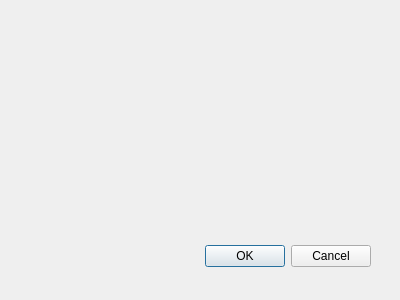
Old version of the form UI/dialog.ui in the repository adrianlopezgalera/RAID-Manager.
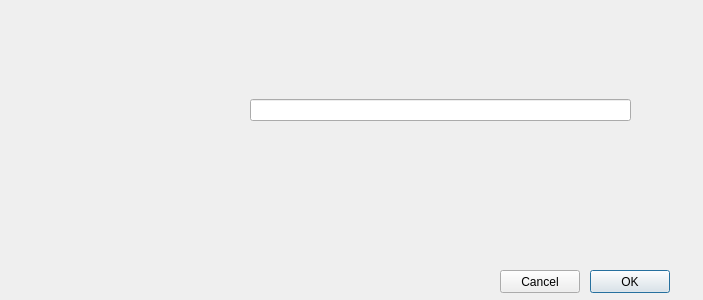
New version of the form.

What changed in the file:
```diff
--- a/UI/dialog.ui
+++ b/UI/dialog.ui
@@ -6,27 +6,100 @@
    <rect>
     <x>0</x>
     <y>0</y>
-    <width>400</width>
+    <width>703</width>
     <height>300</height>
    </rect>
   </property>
   <property name="windowTitle">
    <string>Dialog</string>
   </property>
-  <widget class="QDialogButtonBox" name="buttonBox">
+  <widget class="QWidget" name="widget" native="true">
    <property name="geometry">
     <rect>
-     <x>30</x>
-     <y>240</y>
-     <width>341</width>
-     <height>32</height>
+     <x>40</x>
+     <y>19</y>
+     <width>631</width>
+     <height>211</height>
     </rect>
    </property>
-   <property name="orientation">
-    <enum>Qt::Orientation::Horizontal</enum>
+   <widget class="QLabel" name="label">
+    <property name="geometry">
+     <rect>
+      <x>40</x>
+      <y>70</y>
+      <width>131</width>
+      <height>41</height>
+     </rect>
+    </property>
+    <property name="text">
+     <string/>
+    </property>
+   </widget>
+   <widget class="QLineEdit" name="text">
+    <property name="geometry">
+     <rect>
+      <x>210</x>
+      <y>80</y>
+      <width>381</width>
+      <height>22</height>
+     </rect>
+    </property>
+    <property name="statusTip">
+     <string/>
+    </property>
+    <property name="locale">
+     <locale language="English" country="UnitedStates"/>
+    </property>
+    <property name="text">
+     <string/>
+    </property>
+   </widget>
+   <widget class="QLabel" name="current_raid">
+    <property name="geometry">
+     <rect>
+      <x>210</x>
+      <y>30</y>
+      <width>381</width>
+      <height>20</height>
+     </rect>
+    </property>
+    <property name="text">
+     <string/>
+    </property>
+   </widget>
+  </widget>
+  <widget class="QPushButton" name="ok_button">
+   <property name="geometry">
+    <rect>
+     <x>590</x>
+     <y>270</y>
+     <width>80</width>
+     <height>23</height>
+    </rect>
    </property>
-   <property name="standardButtons">
-    <set>QDialogButtonBox::StandardButton::Cancel|QDialogButtonBox::StandardButton::Ok</set>
+   <property name="font">
+    <font>
+     <bold>false</bold>
+    </font>
+   </property>
+   <property name="text">
+    <string>OK</string>
+   </property>
+  </widget>
+  <widget class="QPushButton" name="cancel_button">
+   <property name="geometry">
+    <rect>
+     <x>500</x>
+     <y>270</y>
+     <width>80</width>
+     <height>23</height>
+    </rect>
+   </property>
+   <property name="locale">
+    <locale language="English" country="UnitedStates"/>
+   </property>
+   <property name="text">
+    <string>Cancel</string>
    </property>
   </widget>
  </widget>
```
Left out of the diff: 38 changed lines with no effect on the pictures.
